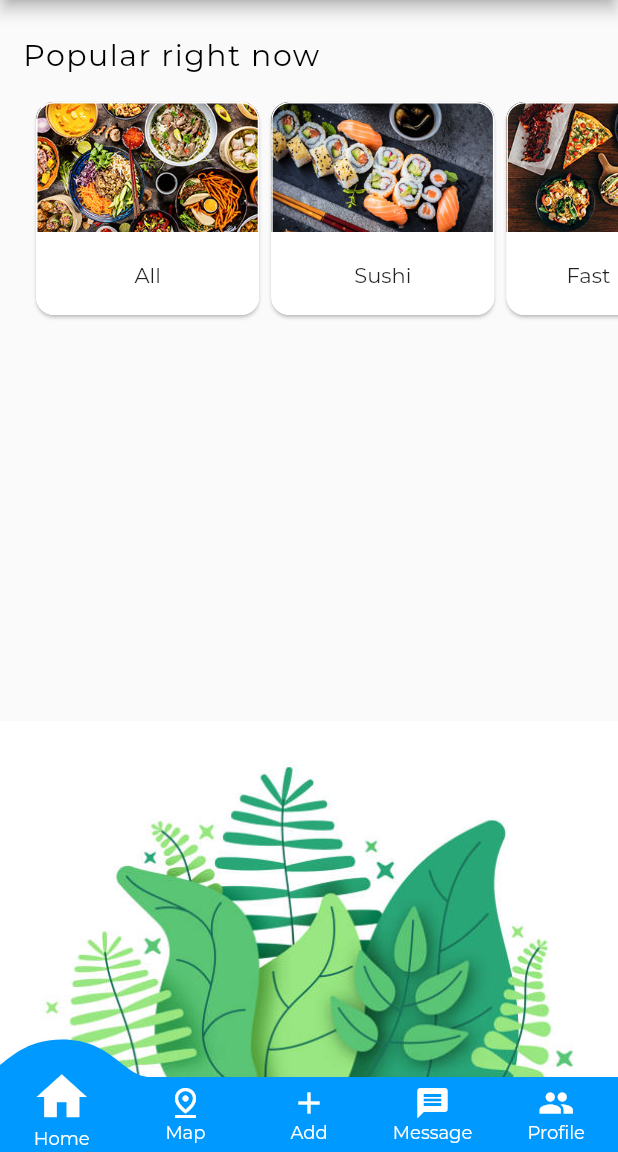
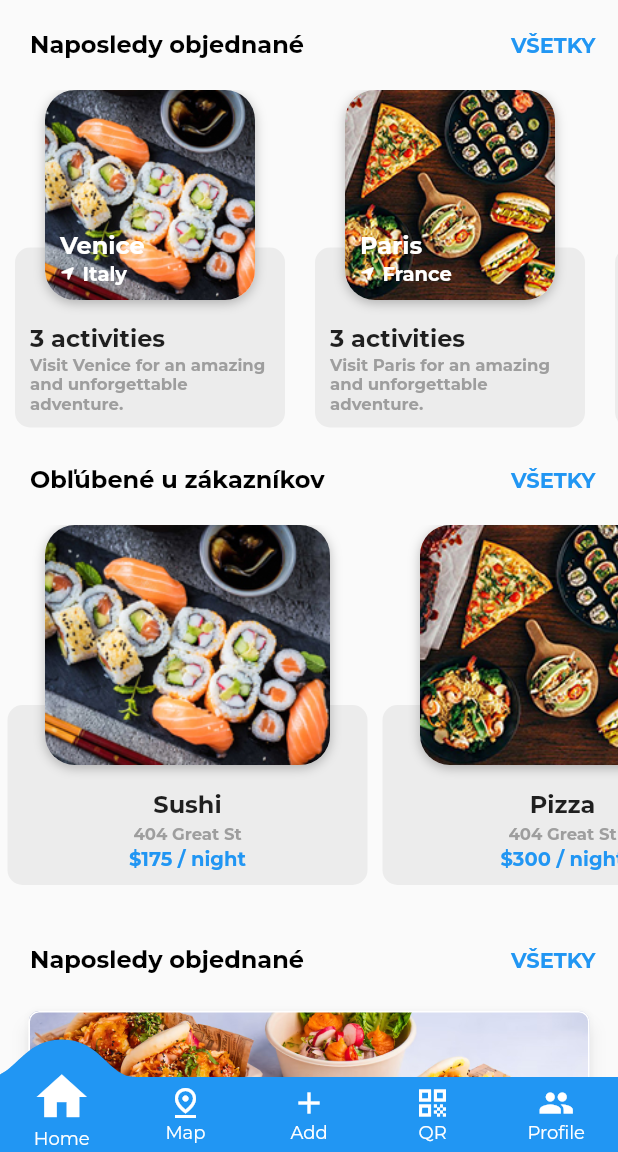
Before and after one commit to PatrikChvojka/My-First-Flutter-App, a Flutter app: the screen it shows after launch, on a phone screen of 412 x 824 dp, the part 84-1236 px from its top. Run offline on Flutter 3.47's test engine with Material 2 defaults, Android fonts, the phone set to English and light mode, and no system bars; drawn by our look-alikes of carousel_slider, convex_bottom_bar; our stand-ins replace bloc, flutter_spinkit, font_awesome_flutter, google_maps_flutter, qr_flutter; missing offline and left inert: cloud_firestore_web, dart:ffi, firebase_auth_web, firebase_core_web, flutter_polyline_points; accounts and stored records are empty; project files that could hold a hidden picture were left out.

Commit message:
Nová apka s mapou 4

```diff
--- /dev/null
+++ b/lib/data/models/destination_model.dart
@@ -0,0 +1,98 @@
+class Destination {
+  String imageUrl;
+  String city;
+  String country;
+  String description;
+  List<Activity> activities;
+
+  Destination({
+    required this.imageUrl,
+    required this.city,
+    required this.country,
+    required this.description,
+    required this.activities,
+  });
+}
+
+class Activity {
+  String imageUrl;
+  String name;
+  String type;
+  List<String> startTimes;
+  int rating;
+  int price;
+
+  Activity({
+    required this.imageUrl,
+    required this.name,
+    required this.type,
+    required this.startTimes,
+    required this.rating,
+    required this.price,
+  });
+}
+
+List<Activity> activities = [
+  Activity(
+    imageUrl: "lib/assets/food03.jpg",
+    name: 'St. Mark\'s Basilica',
+    type: 'Sightseeing Tour',
+    startTimes: ['9:00 am', '11:00 am'],
+    rating: 5,
+    price: 30,
+  ),
+  Activity(
+    imageUrl: "lib/assets/food03.jpg",
+    name: 'Walking Tour and Gonadola Ride',
+    type: 'Sightseeing Tour',
+    startTimes: ['11:00 pm', '1:00 pm'],
+    rating: 4,
+    price: 210,
+  ),
+  Activity(
+    imageUrl: "lib/assets/food03.jpg",
+    name: 'Murano and Burano Tour',
+    type: 'Sightseeing Tour',
+    startTimes: ['12:30 pm', '2:00 pm'],
+    rating: 3,
+    price: 125,
+  ),
+];
+
+List<Destination> destinations = [
+  Destination(
+    imageUrl: "lib/assets/food01.jpg",
+    city: 'Venice',
+    country: 'Italy',
+    description: 'Visit Venice for an amazing and unforgettable adventure.',
+    activities: activities,
+  ),
+  Destination(
+    imageUrl: "lib/assets/food02.jpg",
+    city: 'Paris',
+    country: 'France',
+    description: 'Visit Paris for an amazing and unforgettable adventure.',
+    activities: activities,
+  ),
+  Destination(
+    imageUrl: "lib/assets/food03.jpg",
+    city: 'New Delhi',
+    country: 'India',
+    description: 'Visit New Delhi for an amazing and unforgettable adventure.',
+    activities: activities,
+  ),
+  Destination(
+    imageUrl: "lib/assets/food01.jpg",
+    city: 'Sao Paulo',
+    country: 'Brazil',
+    description: 'Visit Sao Paulo for an amazing and unforgettable adventure.',
+    activities: activities,
+  ),
+  Destination(
+    imageUrl: "lib/assets/food02.jpg",
+    city: 'New York City',
+    country: 'United States',
+    description: 'Visit New York for an amazing and unforgettable adventure.',
+    activities: activities,
+  ),
+];
--- /dev/null
+++ b/lib/data/models/hotel_model.dart
@@ -0,0 +1,34 @@
+class Hotel {
+  String imageUrl;
+  String name;
+  String address;
+  int price;
+
+  Hotel({
+    required this.imageUrl,
+    required this.name,
+    required this.address,
+    required this.price,
+  });
+}
+
+final List<Hotel> hotels = [
+  Hotel(
+    imageUrl: "lib/assets/food01.jpg",
+    name: 'Sushi',
+    address: '404 Great St',
+    price: 175,
+  ),
+  Hotel(
+    imageUrl: "lib/assets/food02.jpg",
+    name: 'Pizza',
+    address: '404 Great St',
+    price: 300,
+  ),
+  Hotel(
+    imageUrl: "lib/assets/food03.jpg",
+    name: 'Fast food',
+    address: '404 Great St',
+    price: 240,
+  ),
+];
--- a/lib/main.dart
+++ b/lib/main.dart
@@ -1,7 +1,10 @@
 import 'package:flutter/material.dart';
 import 'package:convex_bottom_bar/convex_bottom_bar.dart';
+import 'package:flutter_application_1/presentation/widgets/hotel_carousel.dart';
+import 'presentation/widgets/destination_carousel.dart';
+
 import 'presentation/pages/google_map_screen.dart';
-import 'package:carousel_slider/carousel_slider.dart';
+import 'presentation/pages/qr_code.dart';
 
 void main() {
   runApp(const MyApp());
@@ -41,7 +44,6 @@ class _MyHomePageState extends State<MyHomePage> {
             builder: (context) => MyApp(),
           ));
     }
-
     if (i == 1) {
       Navigator.push(
           context,
@@ -49,99 +51,142 @@ class _MyHomePageState extends State<MyHomePage> {
             builder: (context) => GoogleMapScreen(),
           ));
     }
+    if (i == 3) {
+      Navigator.push(
+          context,
+          MaterialPageRoute(
+            builder: (context) => Qrcode(),
+          ));
     }
-
-  CarouselController buttonCarouselController = CarouselController();
-
-  final List data = [
-    {"title": "All", "url": "lib/assets/food03.jpg"},
-    {"title": "Sushi", "url": "lib/assets/food01.jpg"},
-    {"title": "Fast Food", "url": "lib/assets/food02.jpg"},
-    {"title": "All", "url": "lib/assets/food03.jpg"},
-    {"title": "Sushi", "url": "lib/assets/food01.jpg"},
-    {"title": "Fast Food", "url": "lib/assets/food02.jpg"},
-  ];
+  }
 
   @override
   Widget build(BuildContext context) {
     return Scaffold(
       appBar: AppBar(
         title: Text(widget.title),
+        elevation: 0.0,
       ),
       body: Container(
         padding: EdgeInsets.fromLTRB(0.0, 0.0, 0.0, 0.0),
         constraints: const BoxConstraints.expand(),
-        // body background
-        decoration: const BoxDecoration(
-          image: DecorationImage(
-            image: AssetImage("lib/assets/bg2.jpg"),
-            fit: BoxFit.fitWidth,
-            alignment: Alignment.bottomCenter,
-          ),
-        ),
-
         // slider
+        child: SingleChildScrollView(
           child: Column(
             crossAxisAlignment: CrossAxisAlignment.start,
             children: [
-            const SizedBox(
-              height: 10.0,
+              Row(
+                mainAxisAlignment: MainAxisAlignment.spaceBetween,
+                children: [
+                  Padding(
+                    padding: const EdgeInsets.all(20.0),
+                    child: const Text(
+                      'Naposledy objednané',
+                      style: TextStyle(
+                        color: Colors.black,
+                        fontSize: 16.0,
+                        fontWeight: FontWeight.w700,
+                      ),
+                    ),
                   ),
                   Padding(
                     padding: const EdgeInsets.all(15.0),
+                    child: GestureDetector(
+                      onTap: () => print('See all'),
                       child: const Text(
-                'Popular right now',
+                        'VŠETKY',
                         style: TextStyle(
-                  color: Colors.black,
-                  letterSpacing: 1.0,
-                  fontSize: 20.0,
+                          color: Colors.blue,
+                          fontSize: 14.0,
+                          fontWeight: FontWeight.w600,
                         ),
                       ),
                     ),
-            SingleChildScrollView(
-              padding: EdgeInsets.fromLTRB(20.0, 0.0, 0.0, 0.0),
-              child: Column(
-                crossAxisAlignment: CrossAxisAlignment.start,
+                  ),
+                ],
+              ),
+              // carousel 1
+              DestinationCarousel(),
+              Row(
+                mainAxisAlignment: MainAxisAlignment.spaceBetween,
                 children: [
-                  CarouselSlider(
-                    options: CarouselOptions(
-                      height: 150.0,
-                      enableInfiniteScroll: false,
-                      padEnds: false,
-                      reverse: false,
-                      initialPage: 0,
-                      viewportFraction: 0.40,
-                      disableCenter: false,
+                  Padding(
+                    padding: const EdgeInsets.all(20.0),
+                    child: const Text(
+                      'Obľúbené u zákazníkov',
+                      style: TextStyle(
+                        color: Colors.black,
+                        fontSize: 16.0,
+                        fontWeight: FontWeight.w700,
                       ),
-                    items: data.map((item) {
-                      return Card(
+                    ),
+                  ),
+                  Padding(
+                    padding: const EdgeInsets.all(15.0),
+                    child: GestureDetector(
+                      onTap: () => print('See all'),
+                      child: const Text(
+                        'VŠETKY',
+                        style: TextStyle(
+                          color: Colors.blue,
+                          fontSize: 14.0,
+                          fontWeight: FontWeight.w600,
+                        ),
+                      ),
+                    ),
+                  ),
+                ],
+              ),
+              // carousel 2
+              HotelCarousel(),
+              SizedBox(height: 5.0),
+              Row(
+                mainAxisAlignment: MainAxisAlignment.spaceBetween,
+                children: [
+                  Padding(
+                    padding: const EdgeInsets.all(20.0),
+                    child: const Text(
+                      'Naposledy objednané',
+                      style: TextStyle(
+                        color: Colors.black,
+                        fontSize: 16.0,
+                        fontWeight: FontWeight.w700,
+                      ),
+                    ),
+                  ),
+                  Padding(
+                    padding: const EdgeInsets.all(15.0),
+                    child: GestureDetector(
+                      onTap: () => print('See all'),
+                      child: const Text(
+                        'VŠETKY',
+                        style: TextStyle(
+                          color: Colors.blue,
+                          fontSize: 14.0,
+                          fontWeight: FontWeight.w600,
+                        ),
+                      ),
+                    ),
+                  ),
+                ],
+              ),
+              Padding(
+                padding: const EdgeInsets.fromLTRB(15.0, 0, 15.0, 15.0),
+                child: Card(
+                    elevation: 5.0,
+                    shadowColor: Color.fromRGBO(0, 0, 0, 0.5),
                     shape: RoundedRectangleBorder(
                       side: BorderSide(
                         color: Theme.of(context).colorScheme.outline,
                       ),
-                          borderRadius:
-                              const BorderRadius.all(Radius.circular(12)),
+                      borderRadius: const BorderRadius.all(Radius.circular(7)),
                     ),
                     clipBehavior: Clip.antiAlias,
-                        child: SizedBox(
-                          child: Center(
-                              child: Column(
-                            children: [
-                              Image.asset(item["url"], fit: BoxFit.cover),
-                              const SizedBox(
-                                height: 20.0,
-                              ),
-                              Text(item["title"]),
-                            ],
-                          )),
-                        ),
-                      );
-                    }).toList(),
+                    child: Image.asset("lib/assets/banner.jpg",
+                        fit: BoxFit.cover)),
               ),
             ],
           ),
-            )
-          ],
         ),
       ),
       /*
@@ -155,16 +200,17 @@ class _MyHomePageState extends State<MyHomePage> {
         child: Icon(Icons.pin_drop_outlined),
       ),*/
       bottomNavigationBar: ConvexAppBar(
-        backgroundColor: Color.fromARGB(255, 0, 153, 255),
+        backgroundColor: Colors.blue,
         activeColor: Color.fromARGB(255, 255, 255, 255),
         color: Color.fromARGB(255, 255, 255, 255),
-        curveSize: 90,
+        curveSize: 70,
+        elevation: 0.0,
         style: TabStyle.react,
         items: [
           TabItem(icon: Icons.home, title: 'Home'),
           TabItem(icon: Icons.pin_drop_outlined, title: 'Map'),
           TabItem(icon: Icons.add, title: 'Add'),
-          TabItem(icon: Icons.message, title: 'Message'),
+          TabItem(icon: Icons.qr_code, title: 'QR'),
           TabItem(icon: Icons.people, title: 'Profile'),
         ],
         initialActiveIndex: 0,
--- a/lib/presentation/pages/google_map_screen.dart
+++ b/lib/presentation/pages/google_map_screen.dart
@@ -3,6 +3,7 @@ import 'package:flutter_polyline_points/flutter_polyline_points.dart';
 import 'package:google_maps_flutter/google_maps_flutter.dart';
 import 'package:convex_bottom_bar/convex_bottom_bar.dart';
 import 'package:flutter_application_1/main.dart';
+import '../../presentation/pages/qr_code.dart';
 
 class GoogleMapScreen extends StatefulWidget {
   const GoogleMapScreen({Key? key}) : super(key: key);
@@ -106,6 +107,14 @@ class _GoogleMapScreenState extends State<GoogleMapScreen> {
             builder: (context) => GoogleMapScreen(),
           ));
     }
+
+    if (i == 3) {
+      Navigator.push(
+          context,
+          MaterialPageRoute(
+            builder: (context) => Qrcode(),
+          ));
+    }
   }
 
   @override
@@ -125,7 +134,7 @@ class _GoogleMapScreenState extends State<GoogleMapScreen> {
         onMapCreated: _onMapCreated,
       ),
       bottomNavigationBar: ConvexAppBar(
-        backgroundColor: Color.fromARGB(255, 0, 153, 255),
+        backgroundColor: Colors.blue,
         activeColor: Color.fromARGB(255, 255, 255, 255),
         color: Color.fromARGB(255, 255, 255, 255),
         curveSize: 90,
@@ -134,7 +143,7 @@ class _GoogleMapScreenState extends State<GoogleMapScreen> {
           TabItem(icon: Icons.home, title: 'Home'),
           TabItem(icon: Icons.pin_drop_outlined, title: 'Map'),
           TabItem(icon: Icons.add, title: 'Add'),
-          TabItem(icon: Icons.message, title: 'Message'),
+          TabItem(icon: Icons.qr_code, title: 'QR'),
           TabItem(icon: Icons.people, title: 'Profile'),
         ],
         initialActiveIndex: 1,
--- /dev/null
+++ b/lib/presentation/pages/qr_code.dart
@@ -0,0 +1,82 @@
+import 'package:flutter/material.dart';
+import 'package:convex_bottom_bar/convex_bottom_bar.dart';
+import 'package:qr_flutter/qr_flutter.dart';
+
+import '../../presentation/pages/google_map_screen.dart';
+import 'package:flutter_application_1/main.dart';
+
+class Qrcode extends StatefulWidget {
+  const Qrcode({Key? key}) : super(key: key);
+
+  @override
+  State<Qrcode> createState() => _QrcodeState();
+}
+
+class _QrcodeState extends State<Qrcode> {
+  onTapFunction(i) {
+    if (i == 0) {
+      Navigator.push(
+          context,
+          MaterialPageRoute(
+            builder: (context) => MyApp(),
+          ));
+    }
+
+    if (i == 1) {
+      Navigator.push(
+          context,
+          MaterialPageRoute(
+            builder: (context) => GoogleMapScreen(),
+          ));
+    }
+
+    if (i == 3) {
+      Navigator.push(
+          context,
+          MaterialPageRoute(
+            builder: (context) => Qrcode(),
+          ));
+    }
+  }
+
+  @override
+  Widget build(BuildContext context) {
+    return Scaffold(
+      backgroundColor: Color.fromARGB(255, 25, 163, 255),
+      body: Column(
+        crossAxisAlignment: CrossAxisAlignment.center,
+        mainAxisAlignment: MainAxisAlignment.center,
+        children: [
+          Row(
+            crossAxisAlignment: CrossAxisAlignment.center,
+            mainAxisAlignment: MainAxisAlignment.center,
+            children: [
+              QrImage(
+                data: "1234567890",
+                version: QrVersions.auto,
+                backgroundColor: Colors.white,
+                size: 200.0,
+              ),
+            ],
+          ),
+        ],
+      ),
+      bottomNavigationBar: ConvexAppBar(
+        backgroundColor: Colors.blue,
+        activeColor: Color.fromARGB(255, 255, 255, 255),
+        color: Color.fromARGB(255, 255, 255, 255),
+        curveSize: 90,
+        style: TabStyle.react,
+        items: [
+          TabItem(icon: Icons.home, title: 'Home'),
+          TabItem(icon: Icons.pin_drop_outlined, title: 'Map'),
+          TabItem(icon: Icons.add, title: 'Add'),
+          TabItem(icon: Icons.qr_code, title: 'QR'),
+          TabItem(icon: Icons.people, title: 'Profile'),
+        ],
+        initialActiveIndex: 3,
+        onTap: (int i) => onTapFunction(i),
+      ),
+    );
+  }
+}
--- /dev/null
+++ b/lib/presentation/widgets/destination_carousel.dart
@@ -0,0 +1,126 @@
+import 'package:flutter/material.dart';
+import 'package:flutter_application_1/data/models/destination_model.dart';
+import 'package:font_awesome_flutter/font_awesome_flutter.dart';
+
+class DestinationCarousel extends StatelessWidget {
+  const DestinationCarousel({Key? key}) : super(key: key);
+
+  @override
+  Widget build(BuildContext context) {
+    return Container(
+      height: 230.0,
+      child: ListView.builder(
+        scrollDirection: Axis.horizontal,
+        itemCount: destinations.length,
+        itemBuilder: (BuildContext context, index) {
+          Destination destination = destinations[index];
+          return Container(
+            margin: EdgeInsets.all(0),
+            width: 200.0,
+            child: Stack(
+              alignment: Alignment.topCenter,
+              children: [
+                Positioned(
+                  bottom: 5.0,
+                  child: Container(
+                    height: 120.0,
+                    width: 180.0,
+                    decoration: BoxDecoration(
+                      color: Color.fromARGB(255, 236, 236, 236),
+                      borderRadius: BorderRadius.circular(10.0),
+                    ),
+                    child: Padding(
+                      padding: const EdgeInsets.all(10.0),
+                      child: Column(
+                        mainAxisAlignment: MainAxisAlignment.end,
+                        crossAxisAlignment: CrossAxisAlignment.start,
+                        children: [
+                          Text(
+                            "${destination.activities.length} activities",
+                            style: TextStyle(
+                              fontSize: 16.0,
+                              fontWeight: FontWeight.w600,
+                            ),
+                          ),
+                          Text(
+                            destination.description,
+                            style: TextStyle(
+                              fontSize: 11.0,
+                              color: Colors.grey,
+                              fontWeight: FontWeight.w600,
+                            ),
+                          ),
+                        ],
+                      ),
+                    ),
+                  ),
+                ),
+                Container(
+                  decoration: BoxDecoration(
+                    color: Colors.white,
+                    borderRadius: BorderRadius.circular(20.0),
+                    boxShadow: [
+                      BoxShadow(
+                        color: Colors.black26,
+                        offset: Offset(0.0, 2.0),
+                        blurRadius: 6.0,
+                      ),
+                    ],
+                  ),
+                  child: Stack(
+                    children: [
+                      ClipRRect(
+                        borderRadius: BorderRadius.circular(20.0),
+                        child: Image(
+                          height: 140.0,
+                          width: 140.0,
+                          image: AssetImage(destination.imageUrl),
+                          fit: BoxFit.cover,
+                        ),
+                      ),
+                      Positioned(
+                        left: 10.0,
+                        bottom: 10.0,
+                        child: Column(
+                          crossAxisAlignment: CrossAxisAlignment.start,
+                          children: [
+                            Text(
+                              destination.city,
+                              style: TextStyle(
+                                fontSize: 16.0,
+                                color: Colors.white,
+                                fontWeight: FontWeight.w600,
+                              ),
+                            ),
+                            Row(
+                              children: [
+                                Icon(
+                                  FontAwesomeIcons.locationArrow,
+                                  size: 10.0,
+                                  color: Colors.white,
+                                ),
+                                SizedBox(width: 5.0),
+                                Text(
+                                  destination.country,
+                                  style: TextStyle(
+                                    fontSize: 13.0,
+                                    color: Colors.white,
+                                    fontWeight: FontWeight.w600,
+                                  ),
+                                ),
+                              ],
+                            ),
+                          ],
+                        ),
+                      )
+                    ],
+                  ),
+                ),
+              ],
+            ),
+          );
+        },
+      ),
+    );
+  }
+}
--- /dev/null
+++ b/lib/presentation/widgets/hotel_carousel.dart
@@ -0,0 +1,104 @@
+import 'package:flutter/material.dart';
+import '../../data/models/hotel_model.dart';
+
+class HotelCarousel extends StatefulWidget {
+  const HotelCarousel({Key? key}) : super(key: key);
+
+  @override
+  State<HotelCarousel> createState() => _HotelCarouselState();
+}
+
+class _HotelCarouselState extends State<HotelCarousel> {
+  @override
+  Widget build(BuildContext context) {
+    return Container(
+      height: 255.0,
+      child: ListView.builder(
+        scrollDirection: Axis.horizontal,
+        itemCount: hotels.length,
+        itemBuilder: (BuildContext context, index) {
+          Hotel hotel = hotels[index];
+          return Container(
+            margin: EdgeInsets.all(0),
+            width: 250.0,
+            child: Stack(
+              alignment: Alignment.topCenter,
+              children: [
+                Positioned(
+                  bottom: 15.0,
+                  child: Container(
+                    height: 120.0,
+                    width: 240.0,
+                    decoration: BoxDecoration(
+                      color: Color.fromARGB(255, 236, 236, 236),
+                      borderRadius: BorderRadius.circular(10.0),
+                    ),
+                    child: Padding(
+                      padding: const EdgeInsets.all(10.0),
+                      child: Column(
+                        mainAxisAlignment: MainAxisAlignment.end,
+                        children: [
+                          Text(
+                            hotel.name,
+                            style: TextStyle(
+                              fontSize: 16.0,
+                              fontWeight: FontWeight.w600,
+                            ),
+                          ),
+                          SizedBox(height: 2.0),
+                          Text(
+                            hotel.address,
+                            style: TextStyle(
+                              fontSize: 11.0,
+                              color: Colors.grey,
+                              fontWeight: FontWeight.w600,
+                            ),
+                          ),
+                          SizedBox(height: 2.0),
+                          Text(
+                            '\$${hotel.price} / night',
+                            style: TextStyle(
+                              fontSize: 13.0,
+                              fontWeight: FontWeight.w600,
+                              color: Colors.blue,
+                            ),
+                          ),
+                        ],
+                      ),
+                    ),
+                  ),
+                ),
+                Container(
+                  decoration: BoxDecoration(
+                    color: Colors.white,
+                    borderRadius: BorderRadius.circular(20.0),
+                    boxShadow: [
+                      BoxShadow(
+                        color: Colors.black26,
+                        offset: Offset(0.0, 2.0),
+                        blurRadius: 6.0,
+                      ),
+                    ],
+                  ),
+                  child: Stack(
+                    children: [
+                      ClipRRect(
+                        borderRadius: BorderRadius.circular(20.0),
+                        child: Image(
+                          height: 160.0,
+                          width: 190.0,
+                          image: AssetImage(hotel.imageUrl),
+                          fit: BoxFit.cover,
+                        ),
+                      ),
+                    ],
+                  ),
+                ),
+              ],
+            ),
+          );
+        },
+      ),
+    );
+  }
+}
--- a/pubspec.yaml
+++ b/pubspec.yaml
@@ -33,10 +33,11 @@ dependencies:
   flutter_bloc: ^8.1.1
   flutter_switch: ^0.3.2
   http: ^0.13.4
-  carousel_slider: ^4.1.1
   provider: ^6.0.3
   flutter_spinkit: ^5.1.0
   cloud_firestore: ^3.4.3
+  qr_flutter: ^4.0.0
+  font_awesome_flutter: ^10.1.0
 
   firebase_core: ^1.20.0
   firebase_auth: ^3.5.1
```
Also changed, not shown: lib/assets/banner.jpg (added), pubspec.lock. Lines whose indentation alone changed are shown as unchanged.
